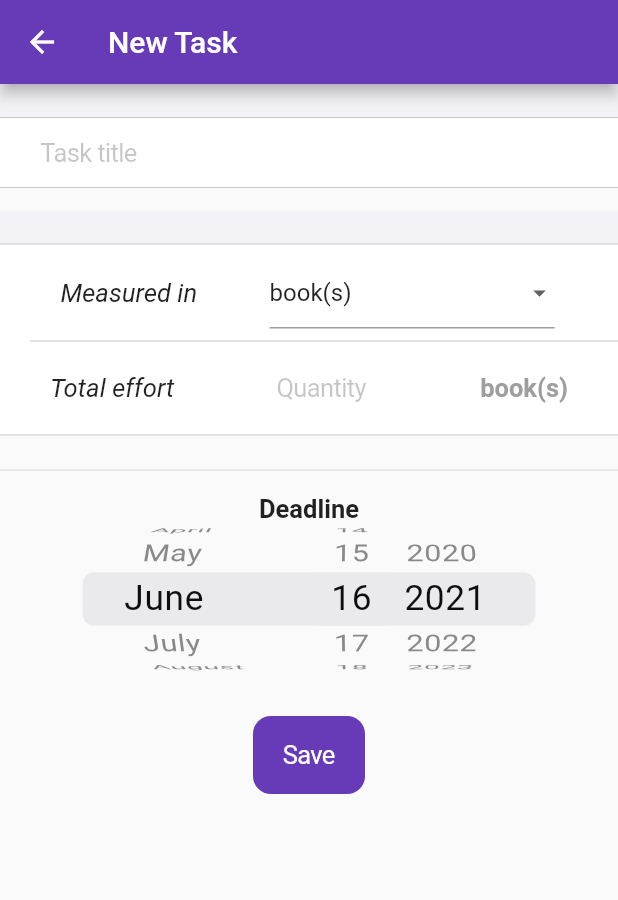
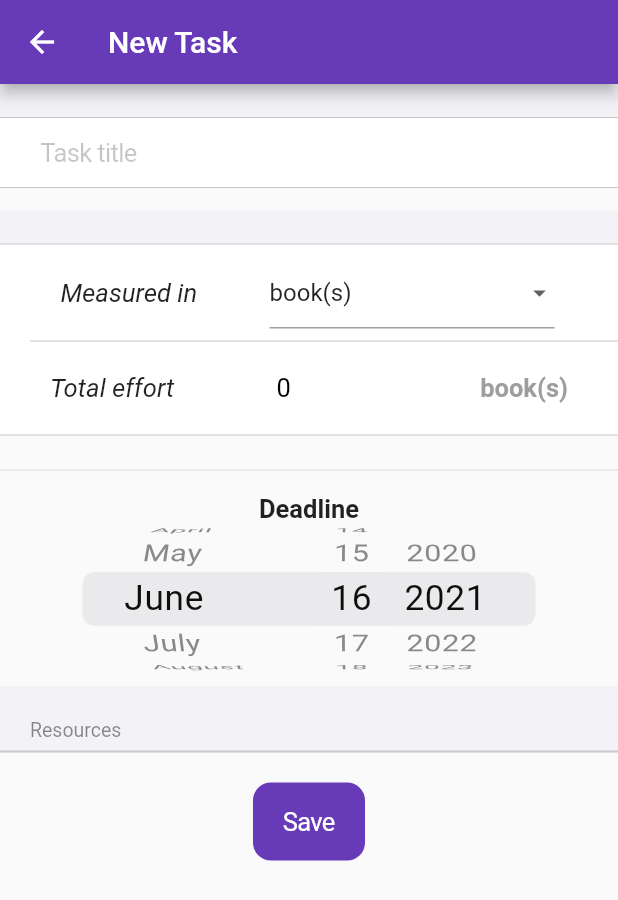
Before and after one commit to cecimerelo/shared_goals, a Flutter app: the AddTaskForm screen opened directly with empty values, on a phone screen of 412 x 824 dp. Shown: the top 900 px of the screen. Run offline on Flutter 3.47's test engine with Material 2 defaults, Android fonts, the phone set to English and light mode, and no system bars; our stand-ins replace cached_network_image, cloud_firestore, firebase_core, flutter_svg, google_sign_in; accounts and stored records are empty.

Commit message:
Milestone: generate resource according to state

```diff
--- a/lib/pages/add_task_form.dart
+++ b/lib/pages/add_task_form.dart
@@ -3,6 +3,7 @@ import 'package:flutter/material.dart';
 import 'package:flutter/services.dart';
 import 'package:fluttershare/entities/measuring_unit_entity.dart';
 import 'package:fluttershare/entities/task_entity.dart';
+import 'package:fluttershare/widgets/generate_resources_widgets.dart';
 
 class AddTaskForm extends StatefulWidget {
   AddTaskForm({Key? key, required this.onTaskAdded}) : super(key: key);
@@ -22,11 +23,14 @@ class _AddTaskFormState extends State<AddTaskForm> {
 
   final GlobalKey<FormState> _formKey = GlobalKey<FormState>();
   final TextEditingController _taskTitle = new TextEditingController();
-  final TextEditingController _description = new TextEditingController();
+  late TextEditingController _totalEffort = new TextEditingController(text: '0');
+
+  IconData resourceIcon = Icons.auto_stories;
   DateTime deadline = DateTime.now();
 
   @override
   Widget build(BuildContext context) {
+    final TextEditingController _resource = new TextEditingController();
 
     return Scaffold(
         appBar: AppBar(
@@ -42,7 +46,7 @@ class _AddTaskFormState extends State<AddTaskForm> {
                   CupertinoFormSection(children: [
                     CupertinoTextFormFieldRow(
                       placeholder: 'Task title ',
-                        controller: _taskTitle,
+                      controller: _resource,
                       validator: (String? value) {
                         if (value == null || value.isEmpty) {
                           return 'Please enter a task title';
@@ -54,10 +58,8 @@ class _AddTaskFormState extends State<AddTaskForm> {
                   Padding(
                     padding: const EdgeInsets.only(
                         left: 0.0, top: 15.0, right: 0.0, bottom: 15.0),
-                      child: CupertinoFormSection(children: [
-                        measuredInRow(),
-                        totalEffortRow()
-                      ]),
+                    child: CupertinoFormSection(
+                        children: [measuredInRow(), totalEffortRow()]),
                   ),
                   Divider(),
                   Padding(
@@ -83,8 +85,23 @@ class _AddTaskFormState extends State<AddTaskForm> {
                                   mode: CupertinoDatePickerMode.date),
                             ),
                           ],
-                          )),
                         )
+                    ),
+                  ),
+                  CupertinoFormSection(
+                      header: Text('Resources'),
+                      children: [
+                        Center(
+                          child: ListView.builder(
+                              shrinkWrap: true,
+                              itemCount: int.parse(_totalEffort.text),
+                              itemBuilder: (_, index) {
+                                return new CupertinoTextFormFieldRow(
+                                    autocorrect: true, prefix: Icon(resourceIcon));
+                              }),
+                        )
+                      ]
+                  ),
                 ],
               ),
             ),
@@ -135,6 +152,18 @@ class _AddTaskFormState extends State<AddTaskForm> {
                 padding: const EdgeInsets.all(8.0),
                 child: new CupertinoTextFormFieldRow(
                     placeholder: 'Quantity',
+                    controller: _totalEffort,
+                    onChanged: (String effort) {
+                      if (effort != '') {
+                        int intEffort = int.parse(effort);
+                        int editedEffort = intEffort > 0 ? intEffort : 0;
+                        setState(() {
+                          _totalEffort =
+                              TextEditingController(text: "$editedEffort");
+                        });
+                      }
+
+                    },
                     keyboardType: TextInputType.number,
                     inputFormatters: <TextInputFormatter>[
                       FilteringTextInputFormatter.digitsOnly
@@ -161,7 +190,8 @@ class _AddTaskFormState extends State<AddTaskForm> {
               elevation: 16,
               onChanged: (MeasuringUnit? newValue) {
                 setState(() {
-                  selectedUnit = newValue!;
+                  resourceIcon = _getIcon(newValue!);
+                  selectedUnit = newValue;
                 });
               },
               items: _dropdownMeasuringUnitsItems);
@@ -172,4 +202,14 @@ class _AddTaskFormState extends State<AddTaskForm> {
     widget.onTaskAdded(newTask);
     Navigator.of(context).pop();
   }
+
+  IconData _getIcon(MeasuringUnit measuringUnit ) {
+    if (selectedUnit.id == 'books') {
+      return Icons.auto_stories;
+    } else if (measuringUnit.id == 'courses') {
+      return Icons.school;
     }
+    return Icons.access_time;
+  }
+
+}
```
Lines whose indentation alone changed are shown as unchanged.
